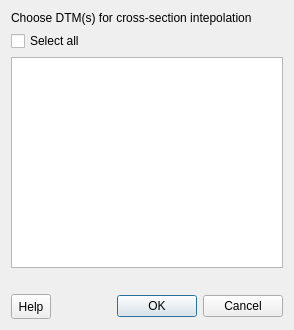
Above: rivergis/ui/ui_dtmSetup.ui from erpas/rgis before the change. Below: the same form after it.
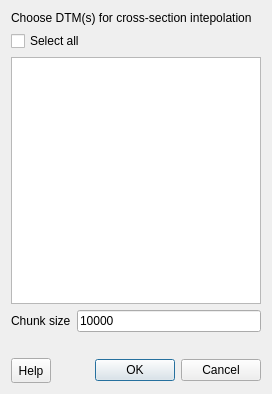
That is the form after the change.

Commit message: add: chunksize settings for DTM probing

The edit to the form file:
```diff
--- a/rivergis/ui/ui_dtmSetup.ui
+++ b/rivergis/ui/ui_dtmSetup.ui
@@ -6,8 +6,8 @@
    <rect>
     <x>0</x>
     <y>0</y>
-    <width>294</width>
-    <height>330</height>
+    <width>272</width>
+    <height>394</height>
    </rect>
   </property>
   <property name="windowTitle">
@@ -18,13 +18,25 @@
   </property>
   <layout class="QGridLayout" name="gridLayout">
    <item row="0" column="0">
+    <layout class="QVBoxLayout" name="verticalLayout">
+     <property name="bottomMargin">
+      <number>0</number>
+     </property>
+     <item>
     <widget class="QLabel" name="label">
      <property name="text">
       <string>Choose DTM(s) for cross-section intepolation</string>
      </property>
     </widget>
    </item>
-   <item row="2" column="0">
+     <item>
+      <widget class="QCheckBox" name="allChbox">
+       <property name="text">
+        <string>Select all</string>
+       </property>
+      </widget>
+     </item>
+     <item>
     <widget class="QListView" name="dtmListView">
      <property name="selectionMode">
       <enum>QAbstractItemView::MultiSelection</enum>
@@ -34,17 +46,34 @@
      </property>
     </widget>
    </item>
-   <item row="1" column="0">
-    <widget class="QCheckBox" name="allChbox">
+     <item>
+      <layout class="QHBoxLayout" name="horizontalLayout_2">
+       <property name="bottomMargin">
+        <number>20</number>
+       </property>
+       <item>
+        <widget class="QLabel" name="label_2">
+         <property name="toolTip">
+          <string>Maximum number of raster cell values fetched at once by a database query. If number of cells exceeds the chunk size they are fetched successively.</string>
+         </property>
      <property name="text">
-      <string>Select all</string>
+          <string>Chunk size</string>
      </property>
     </widget>
    </item>
-   <item row="3" column="0">
+       <item>
+        <widget class="QLineEdit" name="chunksize">
+         <property name="text">
+          <string>10000</string>
+         </property>
+        </widget>
+       </item>
+      </layout>
+     </item>
+     <item>
     <layout class="QHBoxLayout" name="horizontalLayout">
      <property name="topMargin">
-      <number>20</number>
+        <number>0</number>
      </property>
      <item>
       <widget class="QToolButton" name="helpButton">
@@ -68,6 +97,8 @@
         <set>QDialogButtonBox::Cancel|QDialogButtonBox::Ok</set>
        </property>
       </widget>
+       </item>
+      </layout>
      </item>
     </layout>
    </item>
```
Lines whose indentation alone changed are shown as unchanged. The commit also changes 6 other files.
